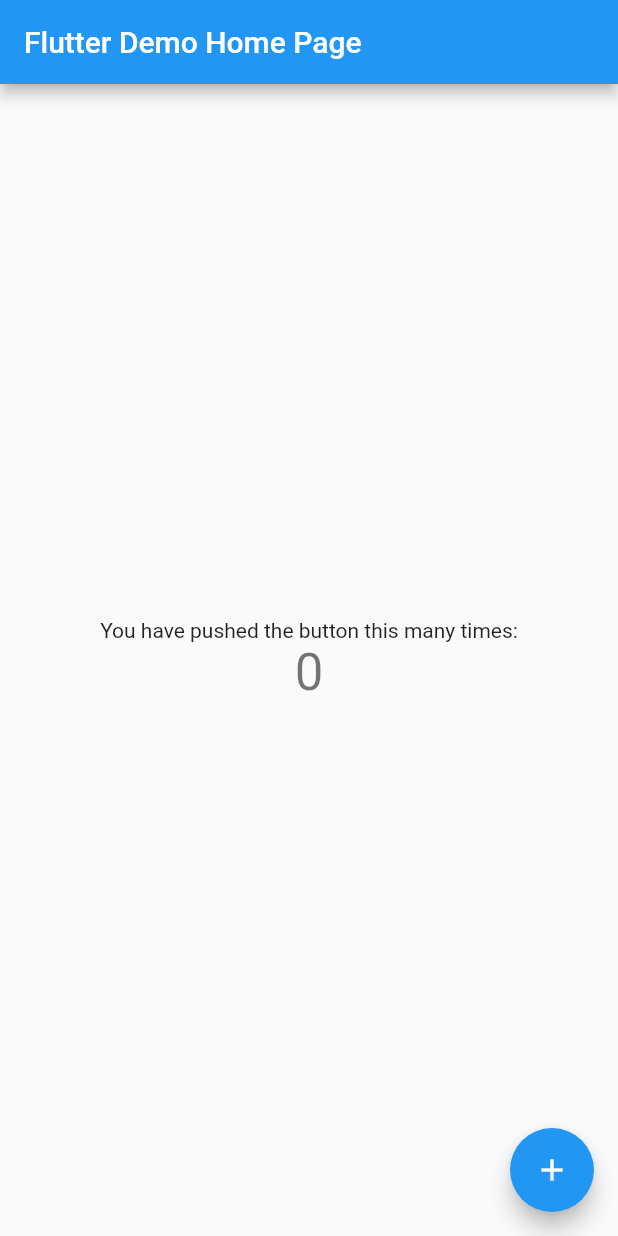
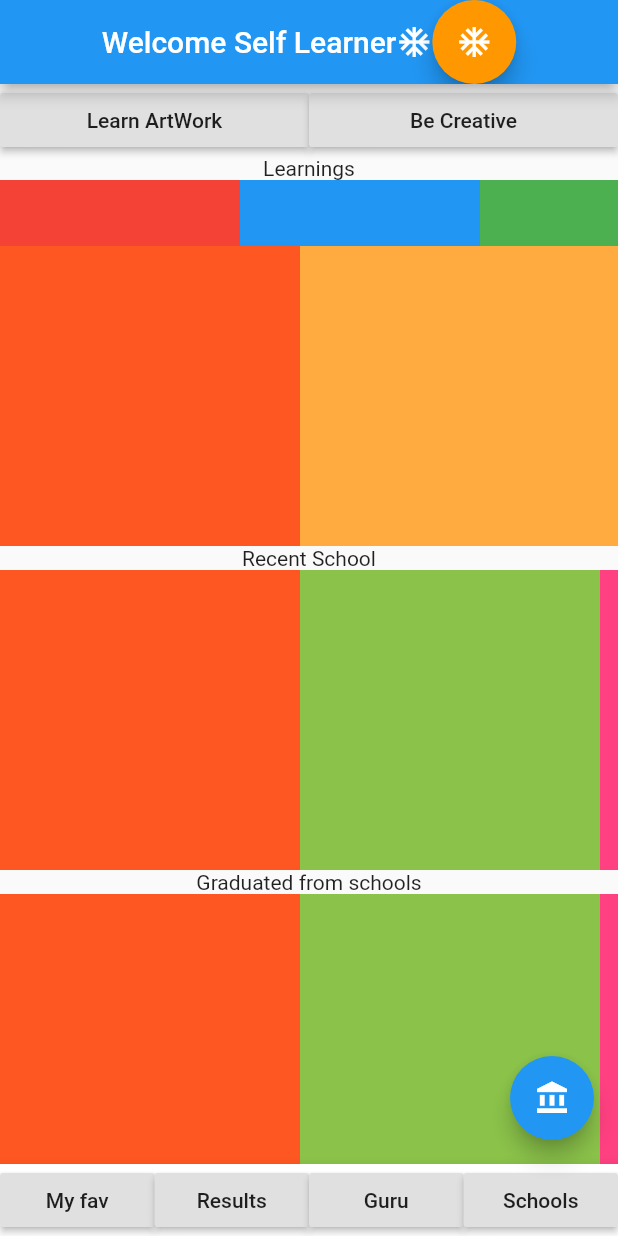
Before and after one commit to shyam1s15/ECAT, a Flutter app: the screen it shows after launch, on a phone screen of 412 x 824 dp. Run offline on Flutter 3.47's test engine with Material 2 defaults, Android fonts, the phone set to English and light mode, and no system bars.

Commit message:
Defining probable outcome of app using listview

```diff
--- /dev/null
+++ b/lib/dashboard/TopFaculties.dart
@@ -0,0 +1,31 @@
+import 'package:flutter/material.dart';
+
+class RecommendedFaculties extends StatefulWidget {
+  @override
+  _RecommendedFacultiesState createState() => _RecommendedFacultiesState();
+}
+
+class _RecommendedFacultiesState extends State<RecommendedFaculties> {
+  @override
+  Widget build(BuildContext context) {
+    return Expanded(
+      child: Container(
+        color: Colors.black38,
+        child: ListView(
+          scrollDirection: Axis.horizontal,
+          children: <Widget>[
+            Container(
+              child: Text('Top Faculties'),
+            ),
+            // Faculties
+            Container(),
+            Container(),
+            Container(),
+            Container(),
+            Container(),
+          ],
+        ),
+      ),
+    );
+  }
+}
--- /dev/null
+++ b/lib/dashboard/footer.dart
@@ -0,0 +1,44 @@
+import 'package:flutter/material.dart';
+
+class Footer extends StatefulWidget {
+  @override
+  _FooterState createState() => _FooterState();
+}
+
+class _FooterState extends State<Footer> {
+  @override
+  Widget build(BuildContext context) {
+    return Container(
+      child: Row(
+            mainAxisAlignment: MainAxisAlignment.spaceAround,
+            children: <Widget>[
+              Expanded(
+                child: RaisedButton(
+                  child: Text('My fav'),
+                  onPressed: () {},
+                ),
+              ),
+              Expanded(
+                child: RaisedButton(
+                  child: Text('Results'),
+                  onPressed: () {},
+                ),
+              ),
+              Expanded(
+                child: RaisedButton(
+                  child: Text('Guru'),
+                  onPressed: () {},
+                ),
+              ),
+              Expanded(
+                child: RaisedButton(
+                  child: Text('Schools'),
+                  onPressed: () {},
+                ),
+              ),
+            ],
+          ),
+
+    );
+  }
+}
--- /dev/null
+++ b/lib/dashboard/learnings.dart
@@ -0,0 +1,75 @@
+import 'package:flutter/material.dart';
+// import 'learning_Deep/recommendedSubjects.dart';
+
+class Learnings extends StatefulWidget {
+  @override
+  _LearningsState createState() => _LearningsState();
+}
+
+class _LearningsState extends State<Learnings> {
+  @override
+  Widget build(BuildContext context) {
+    return Container(
+      child: Column(
+        children: <Widget>[
+          Center(child: Text('Learnings')),
+          // Below is for recommended subjects
+          Container(
+              height: 44.0,
+              child: ListView(
+                // This next line does the trick.
+                scrollDirection: Axis.horizontal,
+
+                children: <Widget>[
+                  Container(
+                    width: 160.0,
+                    color: Colors.red,
+                  ),
+                  Container(
+                    width: 160.0,
+                    color: Colors.blue,
+                  ),
+                  Container(
+                    width: 160.0,
+                    color: Colors.green,
+                  ),
+                  Container(
+                    width: 160.0,
+                    color: Colors.yellow,
+                  ),
+                  Container(
+                    width: 160.0,
+                    color: Colors.orange,
+                  ),
+                ],
+              )),
+          // research by Areas,
+          Container(
+            height: 200,
+            child: ListView(
+              scrollDirection: Axis.horizontal,
+              children: <Widget>[
+                // Research by institues.
+                Container(
+                  height: 200,
+                  width: 200,
+                  color: Colors.deepOrange,
+                ),
+                Container(
+                  height: 200,
+                  width: 400,
+                  color: Colors.orangeAccent,
+                ),
+                Container(
+                  height: 200,
+                  width: 400,
+                  color: Colors.amberAccent,
+                ),
+              ],
+            ),
+          )
+        ],
+      ),
+    );
+  }
+}
--- /dev/null
+++ b/lib/dashboard/recentSchools.dart
@@ -0,0 +1,91 @@
+import 'package:flutter/material.dart';
+
+class VistedRecommendedSchools extends StatefulWidget {
+  @override
+  _VistedRecommendedSchoolsState createState() =>
+      _VistedRecommendedSchoolsState();
+}
+
+class _VistedRecommendedSchoolsState extends State<VistedRecommendedSchools> {
+  @override
+  Widget build(BuildContext context) {
+    return Container(
+      child: Column(
+        children: <Widget>[
+          // Below code is for visited schools or recommended schools
+          Center(
+            child: Text('Recent School'),
+          ),
+          Container(
+            height: 200,
+            child: ListView(
+              scrollDirection: Axis.horizontal,
+              children: <Widget>[
+                Container(
+                  width: 200,
+                  color: Colors.deepOrange,
+                ),
+                Container(
+                  width: 200,
+                  color: Colors.lightGreen,
+                ),
+                Container(
+                  width: 200,
+                  color: Colors.pinkAccent,
+                ),
+                Container(
+                  width: 200,
+                  color: Colors.yellow,
+                ),
+                Container(
+                  width: 200,
+                  color: Colors.greenAccent,
+                ),
+                Container(
+                  width: 200,
+                  color: Colors.cyan,
+                ),
+              ],
+            ),
+          ),
+          Center(
+            child: Text('Graduated from schools'),
+          ),
+          // Below code is for Graduated from school which is past of x,y,z student.
+          Container(
+            height: 200,
+            child: ListView(
+              scrollDirection: Axis.horizontal,
+              children: <Widget>[
+                Container(
+                  width: 200,
+                  color: Colors.deepOrange,
+                ),
+                Container(
+                  width: 200,
+                  color: Colors.lightGreen,
+                ),
+                Container(
+                  width: 200,
+                  color: Colors.pinkAccent,
+                ),
+                Container(
+                  width: 200,
+                  color: Colors.yellow,
+                ),
+                Container(
+                  width: 200,
+                  color: Colors.greenAccent,
+                ),
+                Container(
+                  width: 200,
+                  color: Colors.cyan,
+                ),
+              ],
+            ),
+          )
+        ],
+      ),
+    );
+  }
+}
--- /dev/null
+++ b/lib/dashboard/topBar.dart
@@ -0,0 +1,30 @@
+import 'package:flutter/material.dart';
+
+class TopBar extends StatefulWidget {
+  @override
+  _TopBarState createState() => _TopBarState();
+}
+
+class _TopBarState extends State<TopBar> {
+  @override
+  Widget build(BuildContext context) {
+    return Container(
+      child: Row(
+        children: <Widget>[
+          Expanded(
+            child: RaisedButton(
+              onPressed: () {},
+              child: Container(child: Text('Learn ArtWork')),
+            ),
+          ),
+          Expanded(
+            child: RaisedButton(
+              onPressed: () {},
+              child: Container(child: Text('Be Creative')),
+            ),
+          ),
+        ],
+      ),
+    );
+  }
+}
--- a/lib/main.dart
+++ b/lib/main.dart
@@ -1,4 +1,10 @@
 import 'package:flutter/material.dart';
+import 'dashboard/footer.dart';
+import 'dashboard/topBar.dart';
+import 'dashboard/learnings.dart';
+import 'dashboard/recentSchools.dart';
+import 'dashboard/TopFaculties.dart';
+
 
 void main() {
   runApp(MyApp());
@@ -26,7 +32,44 @@
         // closer together (more dense) than on mobile platforms.
         visualDensity: VisualDensity.adaptivePlatformDensity,
       ),
-      home: MyHomePage(title: 'Flutter Demo Home Page'),
+      // home: MyHomePage(title: 'Flutter Demo Home Page'),
+      home: Scaffold(
+        appBar: AppBar(
+          title: Container(
+            child: Row(
+              mainAxisAlignment: MainAxisAlignment.center,
+              children: <Widget>[
+                Text('Welcome Self Learner'),
+                Icon(Icons.ac_unit),
+                FloatingActionButton(
+                  backgroundColor: Colors.orange,
+                  onPressed: () {},
+                  child: Icon(Icons.ac_unit),
+                )
+              ],
+            ),
+
+          ),
+
+        ),
+        body: Container(
+          child: Column(
+            children: <Widget>[
+              TopBar(),
+              Learnings(),
+              VistedRecommendedSchools(),
+              RecommendedFaculties(),
+            ],
+          ),
+        ),
+        floatingActionButton: FloatingActionButton(
+          onPressed: null,
+          child: Icon(Icons.account_balance),
+        ),
+        bottomNavigationBar: BottomAppBar(
+          child: Footer(),
+        ),
+      ),
     );
   }
 }
```
